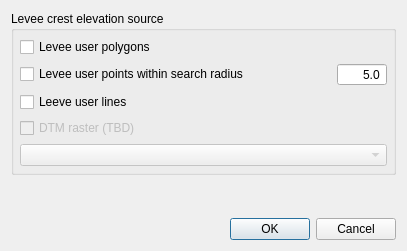
FLO-2DSoftware/qgis-flo-2d-plugin, file flo2d/ui/levees_elevation.ui: the form before one commit.
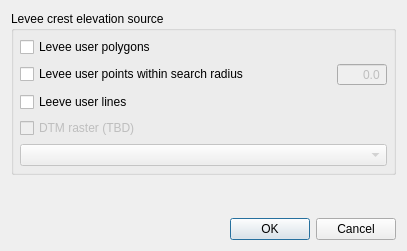
The form after the commit.

Patch:
```diff
--- a/flo2d/ui/levees_elevation.ui
+++ b/flo2d/ui/levees_elevation.ui
@@ -59,6 +59,9 @@
         </item>
         <item>
          <widget class="QDoubleSpinBox" name="buffer_size">
+          <property name="enabled">
+           <bool>false</bool>
+          </property>
           <property name="maximumSize">
            <size>
             <width>50</width>
@@ -78,7 +81,7 @@
            <double>999999999.000000000000000</double>
           </property>
           <property name="value">
-           <double>5.000000000000000</double>
+           <double>0.000000000000000</double>
           </property>
          </widget>
         </item>
```
